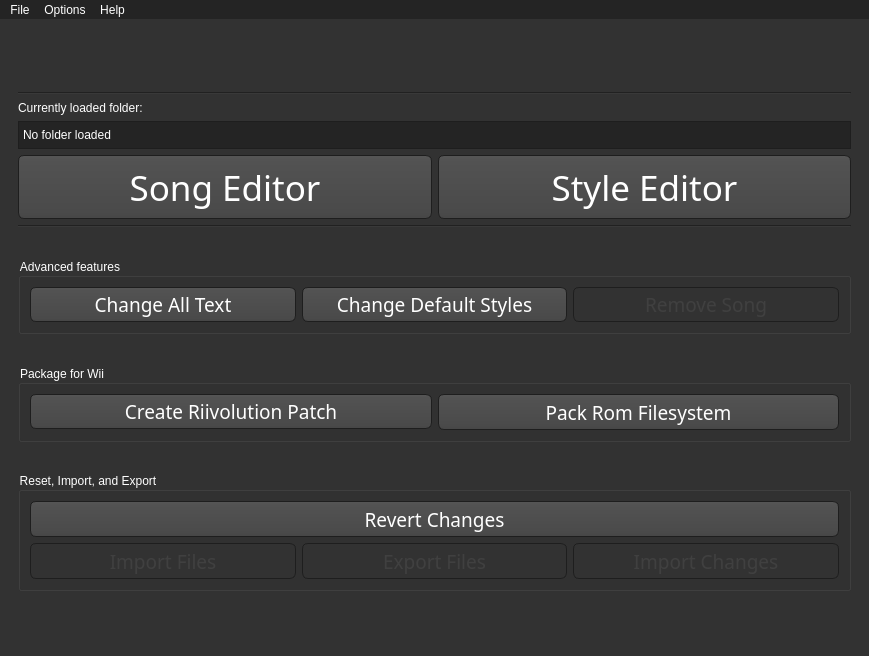
Before: the Qt Designer form ui_templates/main_window.ui in BenjaminHalko/WiiMusicEditorPlus, drawn with Qt 5.
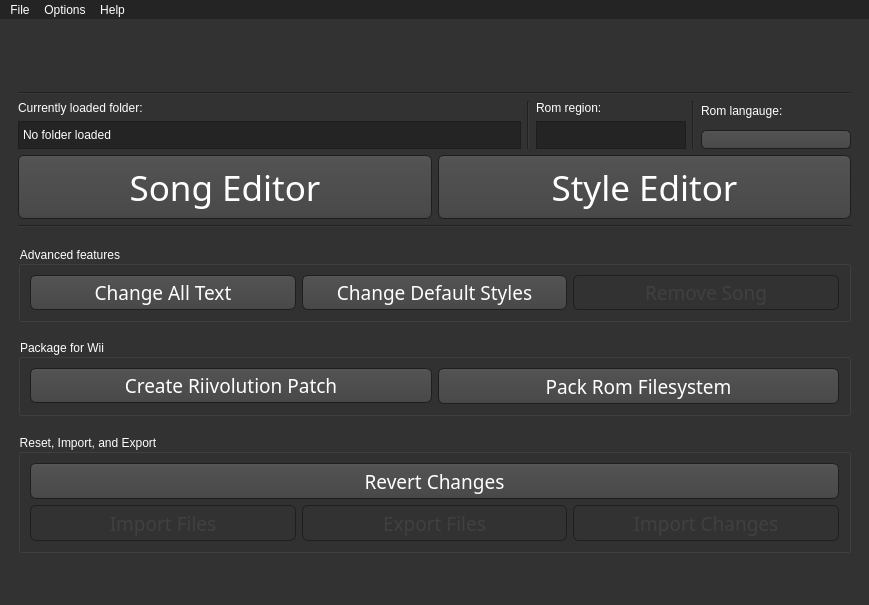
After: the same form once the commit is applied. Icons and pictures are not drawn.

Commit message: feat: Added langauge switcher

```diff
--- a/ui_templates/main_window.ui
+++ b/ui_templates/main_window.ui
@@ -7,7 +7,7 @@
     <x>0</x>
     <y>0</y>
     <width>869</width>
-    <height>656</height>
+    <height>605</height>
    </rect>
   </property>
   <property name="contextMenuPolicy">
@@ -755,6 +755,10 @@
          </widget>
         </item>
         <item>
+         <layout class="QHBoxLayout" name="MP_RomInfo">
+          <item>
+           <layout class="QVBoxLayout" name="MP_RomInfo_Path">
+            <item>
          <widget class="QLabel" name="MP_LoadedFile_Label">
           <property name="text">
            <string>Currently loaded folder:</string>
@@ -763,6 +767,12 @@
         </item>
         <item>
          <widget class="QLabel" name="MP_LoadedFile_Path">
+              <property name="sizePolicy">
+               <sizepolicy hsizetype="MinimumExpanding" vsizetype="Preferred">
+                <horstretch>0</horstretch>
+                <verstretch>0</verstretch>
+               </sizepolicy>
+              </property>
           <property name="styleSheet">
            <string notr="true">QLabel
 {
@@ -778,6 +788,111 @@
            <string>No folder loaded</string>
           </property>
          </widget>
+            </item>
+           </layout>
+          </item>
+          <item>
+           <widget class="Line" name="line_2">
+            <property name="orientation">
+             <enum>Qt::Vertical</enum>
+            </property>
+           </widget>
+          </item>
+          <item>
+           <layout class="QVBoxLayout" name="MP_RomInfo_Region">
+            <item>
+             <widget class="QLabel" name="MP_Rom_Region_Label">
+              <property name="minimumSize">
+               <size>
+                <width>150</width>
+                <height>0</height>
+               </size>
+              </property>
+              <property name="text">
+               <string>Rom region:</string>
+              </property>
+             </widget>
+            </item>
+            <item>
+             <widget class="QLabel" name="MP_Rom_Region">
+              <property name="enabled">
+               <bool>true</bool>
+              </property>
+              <property name="styleSheet">
+               <string notr="true">QLabel
+{
+padding: 1px;
+border: 1px solid;
+border-color: #1e1e1e;
+background-color: #242424;
+padding-top: 6px;
+padding-bottom: 6px;
+}</string>
+              </property>
+              <property name="text">
+               <string notr="true"/>
+              </property>
+             </widget>
+            </item>
+           </layout>
+          </item>
+          <item>
+           <widget class="Line" name="line_3">
+            <property name="orientation">
+             <enum>Qt::Vertical</enum>
+            </property>
+           </widget>
+          </item>
+          <item>
+           <layout class="QVBoxLayout" name="MP_RomInfo_Language">
+            <item>
+             <widget class="QLabel" name="MP_RomInfo_Language_Label">
+              <property name="minimumSize">
+               <size>
+                <width>150</width>
+                <height>0</height>
+               </size>
+              </property>
+              <property name="text">
+               <string>Rom langauge:</string>
+              </property>
+             </widget>
+            </item>
+            <item>
+             <spacer name="verticalSpacer_4">
+              <property name="orientation">
+               <enum>Qt::Vertical</enum>
+              </property>
+              <property name="sizeType">
+               <enum>QSizePolicy::Fixed</enum>
+              </property>
+              <property name="sizeHint" stdset="0">
+               <size>
+                <width>20</width>
+                <height>4</height>
+               </size>
+              </property>
+             </spacer>
+            </item>
+            <item>
+             <widget class="QComboBox" name="MP_Language">
+              <property name="enabled">
+               <bool>true</bool>
+              </property>
+              <property name="sizePolicy">
+               <sizepolicy hsizetype="Preferred" vsizetype="Preferred">
+                <horstretch>0</horstretch>
+                <verstretch>0</verstretch>
+               </sizepolicy>
+              </property>
+              <property name="currentText">
+               <string notr="true"/>
+              </property>
+             </widget>
+            </item>
+           </layout>
+          </item>
+         </layout>
         </item>
         <item>
          <layout class="QHBoxLayout" name="MP_MainFeatures">
```
Lines whose indentation alone changed are shown as unchanged. The commit also changes 11 other files.
